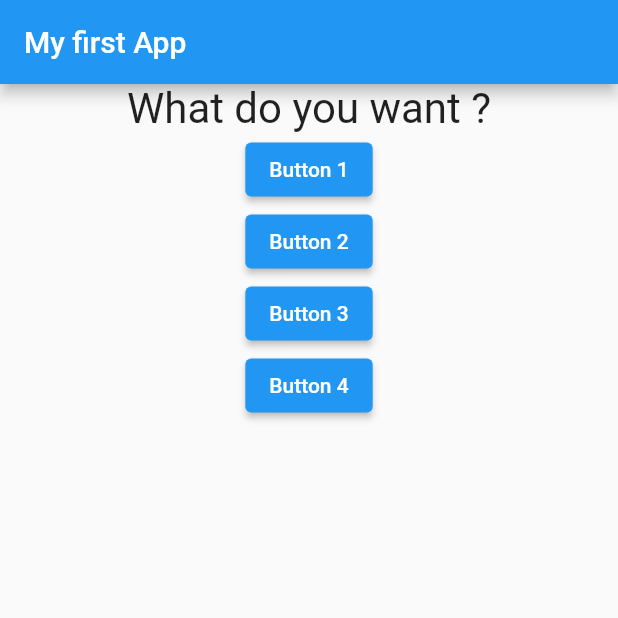
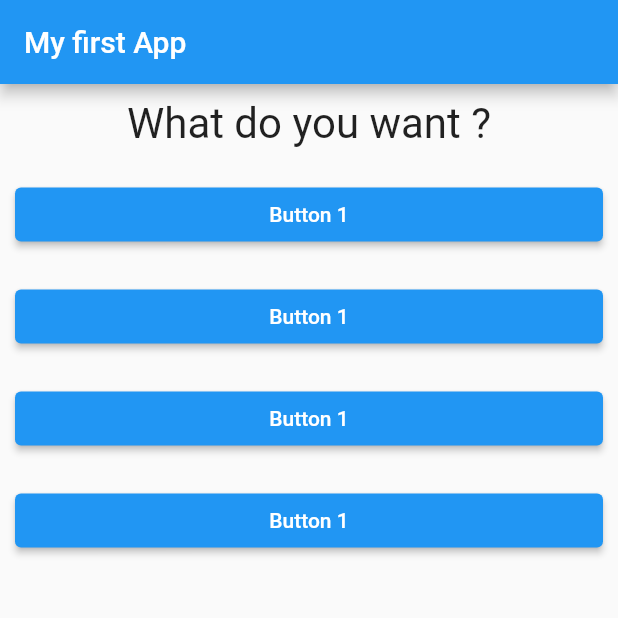
Before and after one commit to JunoSoft/flutterapp2, a Flutter app: the screen it shows after launch, on a phone screen of 412 x 824 dp, the top half of it. Run offline on Flutter 3.47's test engine with Material 2 defaults, Android fonts, the phone set to English and light mode, and no system bars.

Commit message:
elevated button created outside

```diff
--- a/lib/Question.dart
+++ b/lib/Question.dart
@@ -9,6 +9,7 @@ class Question extends StatelessWidget {
     // ignore: sized_box_for_whitespace
     return Container(
         width: double.infinity,
+        margin: const EdgeInsets.all(10),
         child: Text(
           question,
           style: const TextStyle(fontSize: 28),
--- /dev/null
+++ b/lib/ansuer.dart
@@ -0,0 +1,17 @@
+import 'package:flutter/material.dart';
+import 'package:flutter/src/widgets/framework.dart';
+import 'package:flutter/src/widgets/placeholder.dart';
+
+class Ansuer extends StatelessWidget {
+  final VoidCallback selectHandler;
+  Ansuer(this.selectHandler);
+
+  @override
+  Widget build(BuildContext context) {
+    return Container(
+      width:double.infinity,
+      margin: const EdgeInsets.all(10),
+      child:ElevatedButton(onPressed: selectHandler, child:const Text("Button 1")),
+    );
+  }
+}
--- a/lib/main.dart
+++ b/lib/main.dart
@@ -1,5 +1,6 @@
 import 'package:flutter/material.dart';
 import './Question.dart';
+import 'ansuer.dart';
 
 void main() {
   runApp(const MyApp());
@@ -32,10 +33,10 @@ class MyAppState extends State<MyApp>{
         body: Column(
           children:[
            Question(questions[questionIndex]),
-           ElevatedButton(onPressed:answerQuestion, child:const Text("Button 1")),
-           ElevatedButton(onPressed: answerQuestion, child:const Text("Button 2")),
-           ElevatedButton(onPressed: answerQuestion, child:const Text("Button 3")),
-           ElevatedButton(onPressed: answerQuestion, child:const Text("Button 4")),
+           Ansuer(answerQuestion),
+           Ansuer(answerQuestion),
+           Ansuer(answerQuestion),
+           Ansuer(answerQuestion),
           ],
         ),
       ),
```
